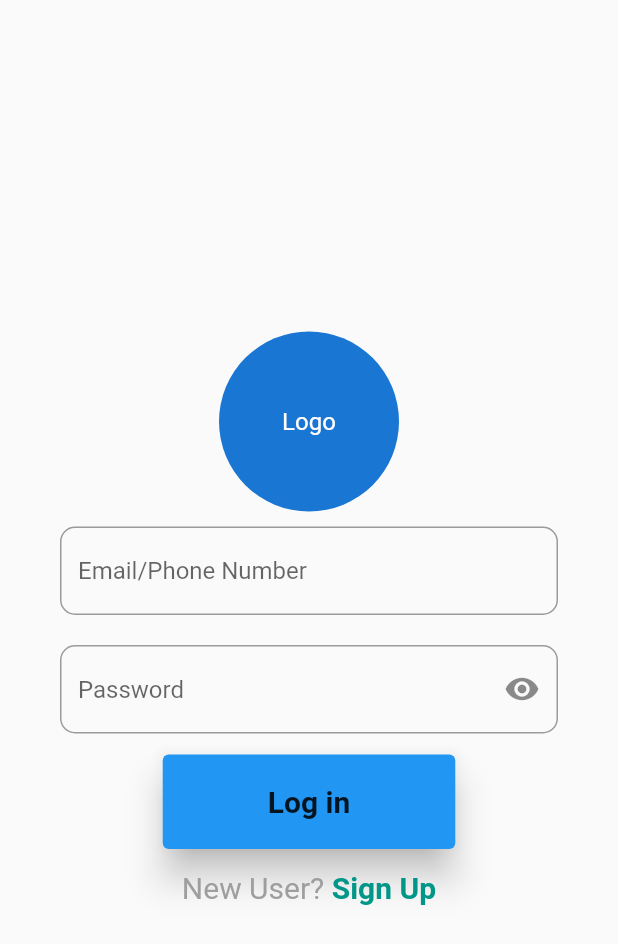
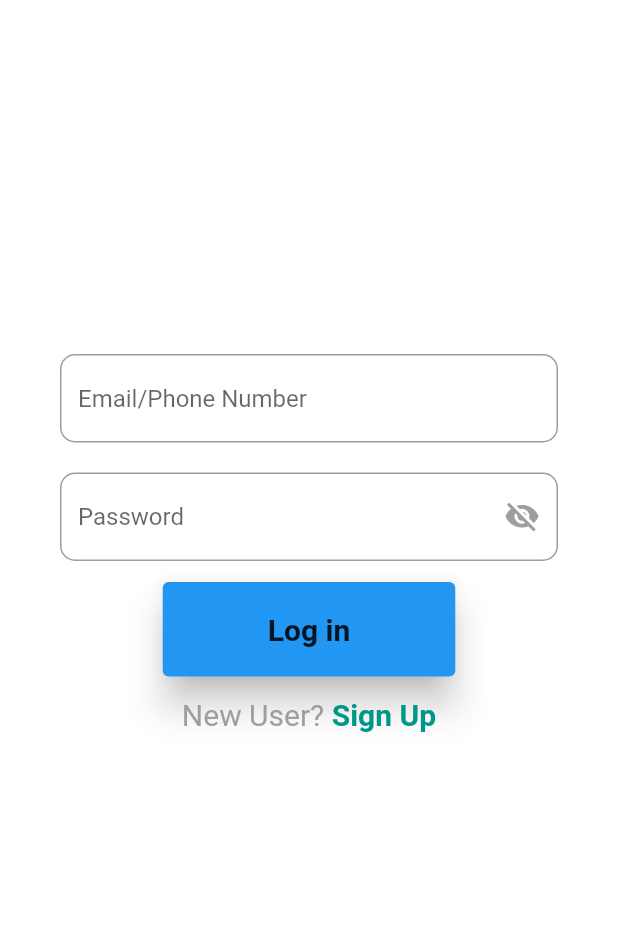
Before and after one commit to ngbede/kiosk, a Flutter app: the screen it shows after launch, on a phone screen of 412 x 824 dp. Shown: the top 944 px of the screen. Run offline on Flutter 3.47's test engine with Material 2 defaults, Android fonts, the phone set to English and light mode, and no system bars.

Commit message:
toggle password visibility now works,+ refactored code

```diff
--- a/lib/screens/login_screen/login.dart
+++ b/lib/screens/login_screen/login.dart
@@ -1,45 +1,22 @@
 import 'package:flutter/material.dart';
+import 'package:kiosk/widgets/login_widgets/inputfield.dart';
 
 class Login extends StatelessWidget {
   @override
   Widget build(BuildContext context) {
     return SafeArea(
       child: Scaffold(
+        backgroundColor: Color(0XFFFFFFFF),
         body: Column(
           mainAxisAlignment: MainAxisAlignment.center,
           children: [
-            Flexible(
-              child: CircleAvatar(
-                child: Text("Logo"),
-                radius: 60,
-              ),
+            InputField(
+              hint: "Email/Phone Number",
+              keyboard: TextInputType.emailAddress,
             ),
-            Padding(
-              padding: EdgeInsets.symmetric(horizontal: 40.0, vertical: 10),
-              child: TextField(
-                decoration: InputDecoration(
-                  hintText: "Email/Phone Number",
-                  border: OutlineInputBorder(
-                    borderRadius: BorderRadius.circular(10),
-                  ),
-                ),
-                keyboardType: TextInputType.emailAddress,
-              ),
-            ),
-            Padding(
-              padding: EdgeInsets.symmetric(horizontal: 40.0, vertical: 10),
-              child: TextField(
-                decoration: InputDecoration(
-                  hintText: "Password",
-                  border: OutlineInputBorder(
-                    borderRadius: BorderRadius.circular(10),
-                  ),
-                  suffixIcon: Icon(
-                    Icons.visibility,
-                  ),
-                ),
-                obscureText: true,
-              ),
+            InputField(
+              hint: "Password",
+              iconVisible: true,
             ),
             GestureDetector(
               onTap: () => print("Log in button pressed"),
@@ -66,17 +43,22 @@ class Login extends StatelessWidget {
                   "New User?",
                   style: TextStyle(color: Colors.grey, fontSize: 20),
                 ),
-                Text(
-                  " Sign Up",
-                  style: TextStyle(
-                      color: Colors.teal,
-                      fontSize: 20,
-                      fontWeight: FontWeight.bold),
+                GestureDetector(
+                  onTap: () => print("Navigate to sign up screen"),
+                  child: Text(
+                    " Sign Up",
+                    style: TextStyle(
+                        color: Colors.teal,
+                        fontSize: 20,
+                        fontWeight: FontWeight.bold),
+                  ),
                 )
               ],
             ),
+            SizedBox(height: 110),
           ],
         ),
+        resizeToAvoidBottomPadding: false,
       ),
     );
   }
--- /dev/null
+++ b/lib/widgets/login_widgets/inputfield.dart
@@ -0,0 +1,56 @@
+import 'package:flutter/material.dart';
+
+class InputField extends StatefulWidget {
+  final String hint;
+  final TextInputType keyboard;
+  final bool iconVisible;
+  InputField({
+    @required this.hint,
+    this.iconVisible = false,
+    this.keyboard = TextInputType.text,
+  });
+
+  @override
+  _InputFieldState createState() => _InputFieldState();
+}
+
+bool hidePassword = true;
+
+class _InputFieldState extends State<InputField> {
+  @override
+  Widget build(BuildContext context) {
+    return Padding(
+      padding: EdgeInsets.symmetric(horizontal: 40.0, vertical: 10),
+      child: TextField(
+        decoration: InputDecoration(
+          hintText: widget.hint,
+          border: OutlineInputBorder(
+            borderRadius: BorderRadius.circular(10),
+          ),
+          suffixIcon: widget.iconVisible
+              ? GestureDetector(
+                  onTap: () {
+                    setState(
+                      () {
+                        hidePassword = !hidePassword;
+                        print("Hide password: $hidePassword");
+                      },
+                    );
+                  },
+                  child: hidePassword
+                      ? Icon(
+                          Icons.visibility_off_sharp,
+                          color: Colors.grey,
+                        )
+                      : Icon(
+                          Icons.visibility_sharp,
+                        ),
+                )
+              : null,
+        ),
+        keyboardType: widget.keyboard,
+        obscureText: widget.iconVisible ? hidePassword : false,
+      ),
+    );
+  }
+}
```
